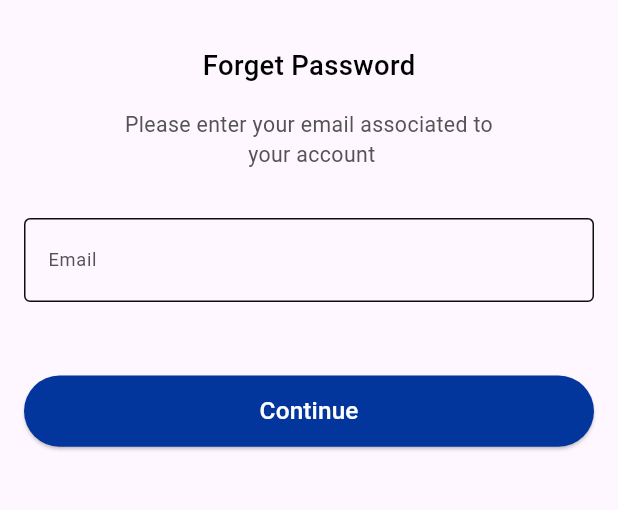
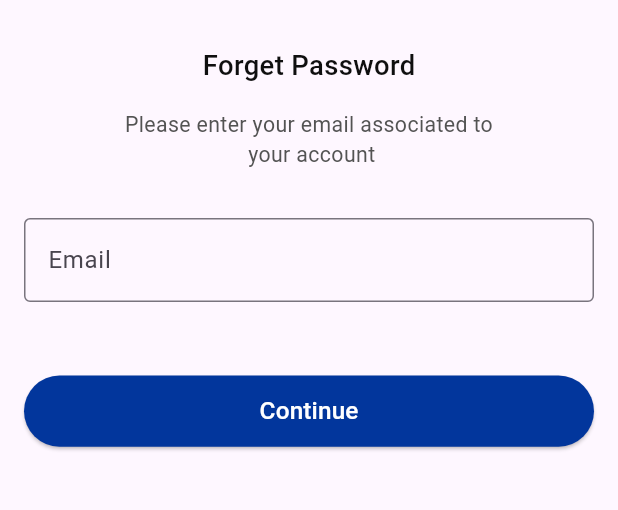
Before and after one commit to MuhamedUssama/Online-Exam-App, a Flutter app: the screen it shows after launch, on a phone screen of 412 x 824 dp, the part 62-572 px from its top. Run offline on Flutter 3.47's test engine with Material 3 defaults, Android fonts, the phone set to English and light mode, and no system bars; our stand-ins replace connectivity_plus, dio, equatable, flutter_bloc, flutter_screenutil, flutter_secure_storage and 4 more.

Commit message:
Refactored CustomFormFiled widget, added new TextStyle, and updated ForgetPasswordScreen and ViewModel

```diff
--- a/lib/config/theme/test_style.dart
+++ b/lib/config/theme/test_style.dart
@@ -113,4 +113,10 @@ abstract class TextStyles {
     fontSize: 20.sp,
     fontWeight: FontWeightHelper.medium,
   );
+
+  static TextStyle font14PlaceHolderRegular = TextStyle(
+    color: ColorsManager.placeHolder,
+    fontSize: 14.sp,
+    fontWeight: FontWeight.w400,
+  );
 }
--- a/lib/core/widgets/custom_form_field.dart
+++ b/lib/core/widgets/custom_form_field.dart
@@ -1,9 +1,13 @@
 import 'package:flutter/material.dart';
+
+import '../../config/theme/app_colors.dart';
+import '../../config/theme/test_style.dart';
 
 typedef Validator = String? Function(String?);
 
 class CustomFormFiled extends StatelessWidget {
-  String hintText;
+  final String hintText;
+  final String labelText;
   TextInputType keyboardType;
   bool secureText;
   Validator? validator;
@@ -11,15 +15,19 @@ class CustomFormFiled extends StatelessWidget {
   int lines;
   TextStyle? style;
   String? initial;
-  CustomFormFiled(
-      {required this.hintText,
+
+  CustomFormFiled({
+    super.key,
+    required this.hintText,
+    required this.labelText,
     this.keyboardType = TextInputType.text,
     this.secureText = false,
     this.validator,
     this.controller,
     this.lines = 1,
     this.style,
-      this.initial});
+    this.initial,
+  });
 
   @override
   Widget build(BuildContext context) {
@@ -32,8 +40,15 @@ class CustomFormFiled extends StatelessWidget {
       keyboardType: keyboardType,
       style: style,
       decoration: InputDecoration(
-          labelText: hintText,
-          border: OutlineInputBorder(borderSide: BorderSide(width: 2))),
+        hintText: hintText,
+        hintStyle: TextStyles.font14PlaceHolderRegular,
+        labelText: labelText,
+        errorBorder: const OutlineInputBorder(
+            borderSide: BorderSide(color: ColorsManager.errorColor)),
+        focusedErrorBorder: const OutlineInputBorder(
+            borderSide: BorderSide(color: ColorsManager.errorColor)),
+        border: const OutlineInputBorder(borderSide: BorderSide(width: 2)),
+      ),
     );
   }
 }
--- a/lib/features/forget_password/presentation/forget_password_screen.dart
+++ b/lib/features/forget_password/presentation/forget_password_screen.dart
@@ -6,6 +6,7 @@ import 'package:online_exam_app/config/theme/app_colors.dart';
 import '../../../config/theme/test_style.dart';
 import '../../../core/di/di.dart';
 import '../../../core/utils/dialog_utils.dart';
+import '../../../core/widgets/custom_form_field.dart';
 import 'email_verification_screen.dart';
 import 'view_models/forget_password_view_model/forget_password_states.dart';
 import 'view_models/forget_password_view_model/forget_password_view_model.dart';
@@ -71,11 +72,7 @@ class _ForgetPasswordScreenState extends State<ForgetPasswordScreen> {
             children: [
               Text(
                 'Forget Password',
-                style: TextStyle(
-                  color: Colors.black,
-                  fontSize: 18.sp,
-                  fontWeight: FontWeight.w500,
-                ),
+                style: TextStyles.font18BaseDarkMedium,
               ),
               SizedBox(height: 16.h),
               Text(
@@ -86,49 +83,28 @@ class _ForgetPasswordScreenState extends State<ForgetPasswordScreen> {
               SizedBox(height: 32.h),
               Form(
                 key: viewModel.formKey,
-                child: TextFormField(
+                child: CustomFormFiled(
                   controller: viewModel.emailController,
+                  hintText: 'Enter Your Email',
+                  labelText: 'Email',
                   validator: (value) {
+                    final emailRegex =
+                        RegExp(r'^[\w-\.]+@([\w-]+\.)+[\w-]{2,4}$');
+
                     if (value == null || value.trim().isEmpty) {
                       return "Please enter your email address";
+                    } else if (!emailRegex.hasMatch(value.trim())) {
+                      return "Please enter a valid email address";
                     }
 
                     return null;
                   },
-                  decoration: InputDecoration(
-                    labelText: 'Email',
-                    labelStyle: TextStyle(
-                      color: ColorsManager.grey,
-                      fontSize: 12.sp,
-                      fontWeight: FontWeight.w400,
-                    ),
-                    hintText: 'Enter Your Email',
-                    hintStyle: TextStyle(
-                      color: ColorsManager.placeHolder,
-                      fontSize: 14.sp,
-                      fontWeight: FontWeight.w400,
-                    ),
-                    enabledBorder: OutlineInputBorder(
-                      borderSide: const BorderSide(
-                        color: ColorsManager.baseBlack,
-                        width: 1,
-                      ),
-                      borderRadius: BorderRadius.circular(4.r),
-                    ),
-                    focusedBorder: OutlineInputBorder(
-                      borderSide: const BorderSide(
-                        color: ColorsManager.baseBlack,
-                        width: 1,
-                      ),
-                      borderRadius: BorderRadius.circular(4.r),
-                    ),
-                  ),
                 ),
               ),
               SizedBox(height: 48.h),
               ElevatedButton(
-                onPressed: () async {
-                  await viewModel.forgetPassword();
+                onPressed: () {
+                  viewModel.doIntent(ForgetPasswordAction());
                 },
                 style: ElevatedButton.styleFrom(
                   backgroundColor: ColorsManager.baseBlue,
--- a/lib/features/forget_password/presentation/view_models/forget_password_view_model/forget_password_states.dart
+++ b/lib/features/forget_password/presentation/view_models/forget_password_view_model/forget_password_states.dart
@@ -1,4 +1,8 @@
 import '../../../domain/entities/forget_password_entity/forget_passowrd_entity.dart';
+
+sealed class ForgetPasswordActions {}
+
+class ForgetPasswordAction extends ForgetPasswordActions {}
 
 sealed class ForgetPasswordStates {}
 
```
Also changed, not shown: lib/features/forget_password/presentation/view_models/forget_password_view_model/forget_password_view_model.dart (+10 -1 lines). Lines whose indentation alone changed are shown as unchanged.
